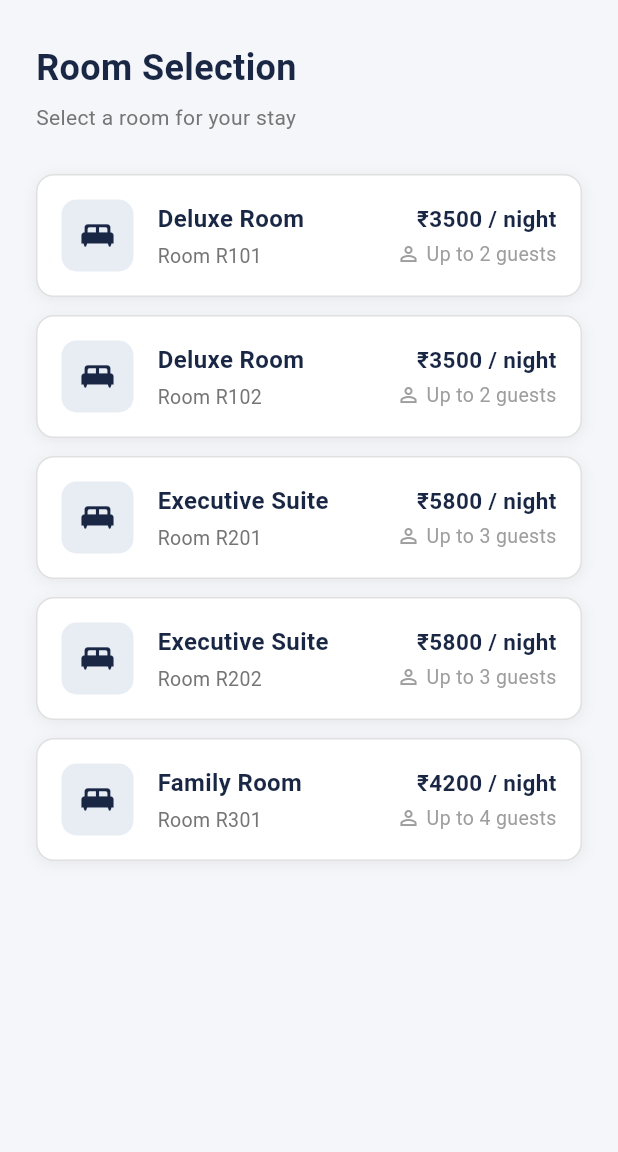
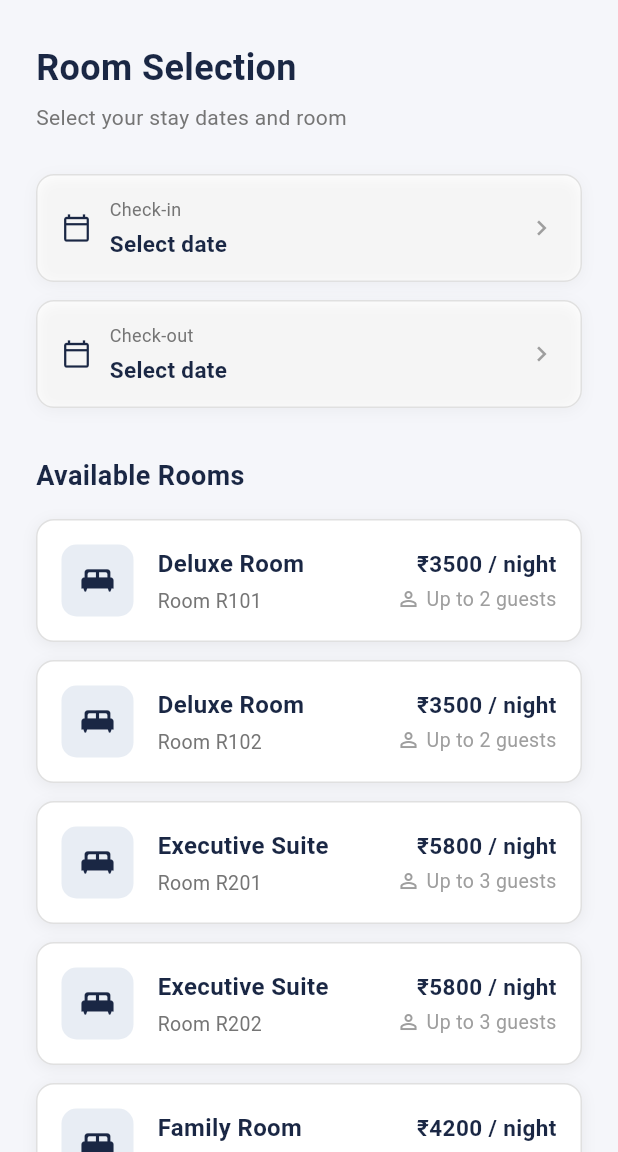
Before and after one commit to alkazim/hotel-booking-flutter, a Flutter app: the screen it shows after launch, on a phone screen of 412 x 824 dp, the part 84-1236 px from its top. Run offline on Flutter 3.47's test engine with Material 3 defaults, Android fonts, the phone set to English and light mode, and no system bars.

Commit message:
Add date pickers and selection state

```diff
--- a/lib/main.dart
+++ b/lib/main.dart
@@ -2,6 +2,8 @@
 import 'package:hotel_booking_flutter/data/sample_rooms.dart';
 import 'package:hotel_booking_flutter/models/room.dart';
 import 'package:hotel_booking_flutter/widgets/room_list.dart';
+
+const _navy = Color(0xFF1A2744);
 
 void main() {
   runApp(const HotelBookingApp());
@@ -17,7 +19,7 @@
       debugShowCheckedModeBanner: false,
       theme: ThemeData(
         colorScheme: ColorScheme.fromSeed(
-          seedColor: const Color(0xFF1A2744),
+          seedColor: _navy,
           brightness: Brightness.light,
         ),
         scaffoldBackgroundColor: const Color(0xFFF5F6FA),
@@ -37,14 +39,57 @@
 
 class _HotelBookingScreenState extends State<HotelBookingScreen> {
   Room? selectedRoom;
+  DateTime? checkInDate;
+  DateTime? checkOutDate;
+
+  DateTime get _today {
+    final now = DateTime.now();
+    return DateTime(now.year, now.month, now.day);
+  }
+
+  DateTime get _lastSelectableDate => _today.add(const Duration(days: 365));
+
+  Future<void> _pickCheckInDate() async {
+    final picked = await showDatePicker(
+      context: context,
+      initialDate: checkInDate ?? _today,
+      firstDate: _today,
+      lastDate: _lastSelectableDate,
+    );
+
+    if (picked == null) return;
+
+    setState(() {
+      checkInDate = picked;
+      if (checkOutDate != null && !checkOutDate!.isAfter(picked)) {
+        checkOutDate = null;
+      }
+    });
+  }
+
+  Future<void> _pickCheckOutDate() async {
+    final initialDate = checkOutDate ?? checkInDate ?? _today;
+    final firstDate = checkInDate ?? _today;
+
+    final picked = await showDatePicker(
+      context: context,
+      initialDate: initialDate,
+      firstDate: firstDate,
+      lastDate: _lastSelectableDate,
+    );
+
+    if (picked == null) return;
+
+    setState(() {
+      checkOutDate = picked;
+    });
+  }
 
   @override
   Widget build(BuildContext context) {
-    const navy = Color(0xFF1A2744);
-
     return Scaffold(
       appBar: AppBar(
-        backgroundColor: navy,
+        backgroundColor: _navy,
         foregroundColor: Colors.white,
         elevation: 0,
         centerTitle: false,
@@ -67,15 +112,58 @@
                     style: TextStyle(
                       fontSize: 24,
                       fontWeight: FontWeight.bold,
-                      color: navy,
+                      color: _navy,
                     ),
                   ),
                   const SizedBox(height: 6),
                   Text(
-                    'Select a room for your stay',
+                    'Select your stay dates and room',
                     style: TextStyle(fontSize: 14, color: Colors.grey.shade600),
                   ),
                   const SizedBox(height: 28),
+                  LayoutBuilder(
+                    builder: (context, constraints) {
+                      final checkInField = _DateField(
+                        label: 'Check-in',
+                        date: checkInDate,
+                        onTap: _pickCheckInDate,
+                      );
+                      final checkOutField = _DateField(
+                        label: 'Check-out',
+                        date: checkOutDate,
+                        onTap: _pickCheckOutDate,
+                      );
+
+                      if (constraints.maxWidth < 420) {
+                        return Column(
+                          crossAxisAlignment: CrossAxisAlignment.stretch,
+                          children: [
+                            checkInField,
+                            const SizedBox(height: 12),
+                            checkOutField,
+                          ],
+                        );
+                      }
+
+                      return Row(
+                        children: [
+                          Expanded(child: checkInField),
+                          const SizedBox(width: 16),
+                          Expanded(child: checkOutField),
+                        ],
+                      );
+                    },
+                  ),
+                  const SizedBox(height: 32),
+                  const Text(
+                    'Available Rooms',
+                    style: TextStyle(
+                      fontSize: 18,
+                      fontWeight: FontWeight.w600,
+                      color: _navy,
+                    ),
+                  ),
+                  const SizedBox(height: 16),
                   RoomList(
                     rooms: sampleRooms,
                     selectedRoom: selectedRoom,
@@ -99,6 +187,74 @@
   }
 }
 
+class _DateField extends StatelessWidget {
+  const _DateField({
+    required this.label,
+    required this.date,
+    required this.onTap,
+  });
+
+  final String label;
+  final DateTime? date;
+  final VoidCallback onTap;
+
+  @override
+  Widget build(BuildContext context) {
+    return Material(
+      color: Colors.white,
+      borderRadius: BorderRadius.circular(12),
+      child: InkWell(
+        onTap: onTap,
+        borderRadius: BorderRadius.circular(12),
+        child: Container(
+          padding: const EdgeInsets.symmetric(horizontal: 16, vertical: 14),
+          decoration: BoxDecoration(
+            borderRadius: BorderRadius.circular(12),
+            border: Border.all(color: Colors.grey.shade300),
+            boxShadow: [
+              BoxShadow(
+                color: Colors.black.withValues(alpha: 0.04),
+                blurRadius: 8,
+                offset: const Offset(0, 2),
+              ),
+            ],
+          ),
+          child: Row(
+            children: [
+              const Icon(Icons.calendar_today_outlined, size: 20, color: _navy),
+              const SizedBox(width: 12),
+              Expanded(
+                child: Column(
+                  crossAxisAlignment: CrossAxisAlignment.start,
+                  children: [
+                    Text(
+                      label,
+                      style: TextStyle(
+                        fontSize: 12,
+                        color: Colors.grey.shade600,
+                      ),
+                    ),
+                    const SizedBox(height: 4),
+                    Text(
+                      date == null ? 'Select date' : _formatDate(date!),
+                      style: const TextStyle(
+                        fontSize: 15,
+                        fontWeight: FontWeight.w600,
+                        color: _navy,
+                      ),
+                    ),
+                  ],
+                ),
+              ),
+              const Icon(Icons.chevron_right, size: 20, color: Colors.grey),
+            ],
+          ),
+        ),
+      ),
+    );
+  }
+}
+
 class _SelectedRoomSummary extends StatelessWidget {
   const _SelectedRoomSummary({required this.room});
 
@@ -106,15 +262,13 @@
 
   @override
   Widget build(BuildContext context) {
-    const navy = Color(0xFF1A2744);
-
     return Container(
       width: double.infinity,
       padding: const EdgeInsets.all(20),
       decoration: BoxDecoration(
         color: Colors.white,
         borderRadius: BorderRadius.circular(12),
-        border: Border.all(color: navy.withValues(alpha: 0.2)),
+        border: Border.all(color: _navy.withValues(alpha: 0.2)),
         boxShadow: [
           BoxShadow(
             color: Colors.black.withValues(alpha: 0.04),
@@ -140,13 +294,13 @@
             style: const TextStyle(
               fontSize: 22,
               fontWeight: FontWeight.bold,
-              color: navy,
+              color: _navy,
             ),
           ),
           const SizedBox(height: 4),
           Text(
             room.roomType,
-            style: const TextStyle(fontSize: 15, color: navy),
+            style: const TextStyle(fontSize: 15, color: _navy),
           ),
           const SizedBox(height: 4),
           Text(
@@ -154,7 +308,7 @@
             style: const TextStyle(
               fontSize: 15,
               fontWeight: FontWeight.w500,
-              color: navy,
+              color: _navy,
             ),
           ),
         ],
@@ -162,3 +316,21 @@
     );
   }
 }
+
+String _formatDate(DateTime date) {
+  const months = [
+    'Jan',
+    'Feb',
+    'Mar',
+    'Apr',
+    'May',
+    'Jun',
+    'Jul',
+    'Aug',
+    'Sep',
+    'Oct',
+    'Nov',
+    'Dec',
+  ];
+  return '${date.day} ${months[date.month - 1]} ${date.year}';
+}
```
